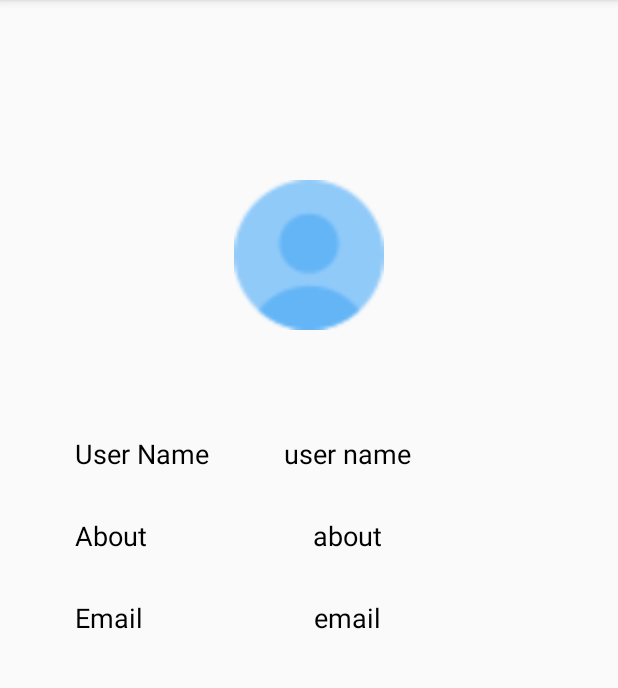
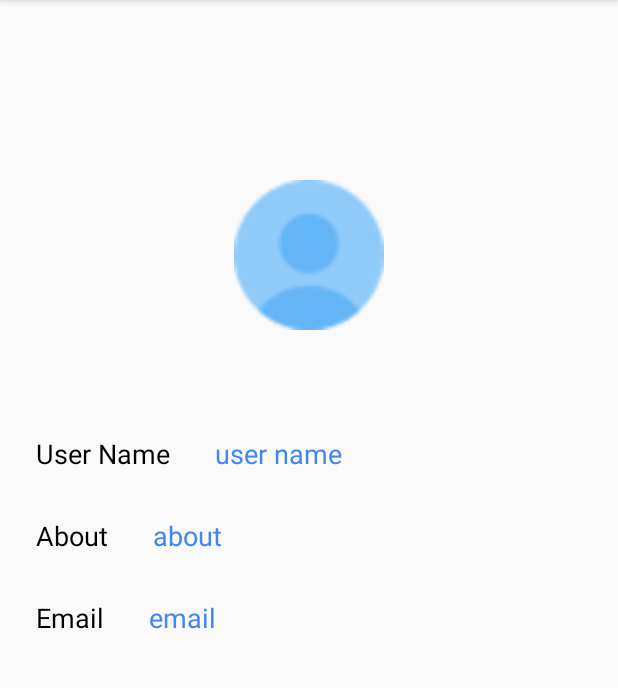
Before and after one commit to Harivansh-coder/Lets-Chat, an Android app: the fragment ProfileFragment shown on its own in the app's theme, on a phone screen of 412 x 824 dp, the part 84-772 px from its top. Run offline under Robolectric (Android 15) with nearby library versions, the phone set to English and light mode, and no system bars; our stand-ins replace Firebase (no records; nobody signed in at launch, a user with empty details on screens opened directly), Picasso; 4 statements that could not run were skipped.

Commit message:
database implemented on the profile screen

```diff
--- a/LetsChat/app/src/main/java/com/harivansh/letschat/DashBoard.java
+++ b/LetsChat/app/src/main/java/com/harivansh/letschat/DashBoard.java
@@ -8,6 +8,7 @@ import androidx.fragment.app.Fragment;
 
 import android.content.DialogInterface;
 import android.content.Intent;
+import android.graphics.drawable.ColorDrawable;
 import android.os.Bundle;
 import android.view.Menu;
 import android.view.MenuInflater;
@@ -36,6 +37,10 @@ public class DashBoard extends AppCompatActivity {
         super.onCreate(savedInstanceState);
         binding = ActivityDashBoardBinding.inflate(getLayoutInflater());
         setContentView(binding.getRoot());
+
+        //getSupportActionBar().setBackgroundDrawable(new ColorDrawable(getResources().getColor(R.color.white)));
+
+
 
         // firebase instance
         fauth = FirebaseAuth.getInstance();
--- a/LetsChat/app/src/main/java/com/harivansh/letschat/fragment/ProfileFragment.java
+++ b/LetsChat/app/src/main/java/com/harivansh/letschat/fragment/ProfileFragment.java
@@ -2,65 +2,89 @@ package com.harivansh.letschat.fragment;
 
 import android.os.Bundle;
 
+import androidx.annotation.NonNull;
 import androidx.fragment.app.Fragment;
 
+import android.util.Log;
 import android.view.LayoutInflater;
 import android.view.View;
 import android.view.ViewGroup;
 
+import com.google.firebase.auth.FirebaseAuth;
+import com.google.firebase.database.DataSnapshot;
+import com.google.firebase.database.DatabaseError;
+import com.google.firebase.database.DatabaseReference;
+import com.google.firebase.database.FirebaseDatabase;
+import com.google.firebase.database.ValueEventListener;
 import com.harivansh.letschat.R;
+import com.harivansh.letschat.databinding.FragmentChatBinding;
+import com.harivansh.letschat.databinding.FragmentProfileBinding;
+import com.harivansh.letschat.model.User;
+import com.squareup.picasso.Picasso;
 
-/**
- * A simple {@link Fragment} subclass.
- * Use the {@link ProfileFragment#newInstance} factory method to
- * create an instance of this fragment.
- */
+import java.util.ArrayList;
+
+
 public class ProfileFragment extends Fragment {
 
-    // TODO: Rename parameter arguments, choose names that match
-    // the fragment initialization parameters, e.g. ARG_ITEM_NUMBER
-    private static final String ARG_PARAM1 = "param1";
-    private static final String ARG_PARAM2 = "param2";
 
-    // TODO: Rename and change types of parameters
-    private String mParam1;
-    private String mParam2;
 
     public ProfileFragment() {
         // Required empty public constructor
     }
 
-    /**
-     * Use this factory method to create a new instance of
-     * this fragment using the provided parameters.
-     *
-     * @param param1 Parameter 1.
-     * @param param2 Parameter 2.
-     * @return A new instance of fragment ProfileFragment.
-     */
-    // TODO: Rename and change types and number of parameters
-    public static ProfileFragment newInstance(String param1, String param2) {
-        ProfileFragment fragment = new ProfileFragment();
-        Bundle args = new Bundle();
-        args.putString(ARG_PARAM1, param1);
-        args.putString(ARG_PARAM2, param2);
-        fragment.setArguments(args);
-        return fragment;
-    }
 
-    @Override
-    public void onCreate(Bundle savedInstanceState) {
-        super.onCreate(savedInstanceState);
-        if (getArguments() != null) {
-            mParam1 = getArguments().getString(ARG_PARAM1);
-            mParam2 = getArguments().getString(ARG_PARAM2);
-        }
-    }
+    private FragmentProfileBinding fragmentProfileBinding;
+
+    private DatabaseReference databaseReference;
+
+
+
+
 
     @Override
     public View onCreateView(LayoutInflater inflater, ViewGroup container,
                              Bundle savedInstanceState) {
-        // Inflate the layout for this fragment
-        return inflater.inflate(R.layout.fragment_profile, container, false);
+
+        fragmentProfileBinding = FragmentProfileBinding.inflate(inflater, container, false);
+
+
+        databaseReference = FirebaseDatabase.getInstance().getReference();
+
+        // reading data from firebase
+
+        databaseReference.child("Users").child(FirebaseAuth.getInstance().getUid())
+                .addValueEventListener(new ValueEventListener() {
+                    @Override
+                    public void onDataChange(@NonNull DataSnapshot snapshot) {
+
+                        // Get User object and use the values to update the UI
+                        User user = snapshot.getValue(User.class);
+
+                        Picasso.get()
+                                .load(user.getUserProfileImage())
+                                .placeholder(R.drawable.profile)
+                                .into(fragmentProfileBinding.profilePageImage);
+
+                        fragmentProfileBinding.usernameTextView.setText(user.getUserName());
+                        fragmentProfileBinding.profileAboutTextview.setText(user.getStatus());
+                        fragmentProfileBinding.profileEmailTextview.setText(user.getUserEmail());
+
+                    }
+
+                    @Override
+                    public void onCancelled(@NonNull DatabaseError error) {
+
+                         //Getting user failed, log a message
+                        Log.w("profile database error", "loadPost:onCancelled", error.toException());
+                    }
+                });
+
+
+
+
+
+
+        return fragmentProfileBinding.getRoot();
     }
 }
--- a/LetsChat/app/src/main/res/layout/fragment_profile.xml
+++ b/LetsChat/app/src/main/res/layout/fragment_profile.xml
@@ -21,7 +21,7 @@
         android:id="@+id/textView2"
         android:layout_width="wrap_content"
         android:layout_height="wrap_content"
-        android:layout_marginStart="50dp"
+        android:layout_marginStart="24dp"
         android:layout_marginTop="70dp"
         android:text="@string/user_name"
         android:textColor="@color/black"
@@ -33,7 +33,7 @@
         android:id="@+id/textView5"
         android:layout_width="wrap_content"
         android:layout_height="wrap_content"
-        android:layout_marginStart="50dp"
+        android:layout_marginStart="24dp"
         android:layout_marginTop="30dp"
         android:text="About"
         android:textColor="@color/black"
@@ -45,10 +45,10 @@
         android:id="@+id/username_textView"
         android:layout_width="wrap_content"
         android:layout_height="wrap_content"
-        android:layout_marginStart="50dp"
+        android:layout_marginStart="30dp"
         android:text="user name"
+        android:textColor="@color/Blue"
         android:textSize="18sp"
-        android:textColor="@color/black"
         app:layout_constraintBottom_toBottomOf="@+id/textView2"
         app:layout_constraintStart_toEndOf="@+id/textView2"
         app:layout_constraintTop_toTopOf="@+id/textView2" />
@@ -57,23 +57,24 @@
         android:id="@+id/profile_about_textview"
         android:layout_width="wrap_content"
         android:layout_height="wrap_content"
+        android:layout_marginStart="30dp"
         android:text="about"
+        android:textColor="@color/Blue"
         android:textSize="18sp"
-        android:textColor="@color/black"
         app:layout_constraintBottom_toBottomOf="@+id/textView5"
-        app:layout_constraintEnd_toEndOf="@+id/username_textView"
-        app:layout_constraintStart_toStartOf="@+id/username_textView"
-        app:layout_constraintTop_toTopOf="@+id/textView5" />
+        app:layout_constraintStart_toEndOf="@+id/textView5"
+        app:layout_constraintTop_toTopOf="@+id/textView5"
+        app:layout_constraintVertical_bias="1.0" />
 
     <TextView
         android:id="@+id/textView8"
         android:layout_width="wrap_content"
         android:layout_height="wrap_content"
-        android:layout_marginStart="50dp"
+        android:layout_marginStart="24dp"
         android:layout_marginTop="30dp"
         android:text="Email"
+        android:textColor="@color/black"
         android:textSize="18sp"
-        android:textColor="@color/black"
         app:layout_constraintStart_toStartOf="parent"
         app:layout_constraintTop_toBottomOf="@+id/textView5" />
 
@@ -81,11 +82,11 @@
         android:id="@+id/profile_email_textview"
         android:layout_width="wrap_content"
         android:layout_height="wrap_content"
+        android:layout_marginStart="30dp"
         android:text="email"
+        android:textColor="@color/Blue"
         android:textSize="18sp"
-        android:textColor="@color/black"
         app:layout_constraintBottom_toBottomOf="@+id/textView8"
-        app:layout_constraintEnd_toEndOf="@+id/profile_about_textview"
-        app:layout_constraintStart_toStartOf="@+id/profile_about_textview"
+        app:layout_constraintStart_toEndOf="@+id/textView8"
         app:layout_constraintTop_toTopOf="@+id/textView8" />
 </androidx.constraintlayout.widget.ConstraintLayout>
```
